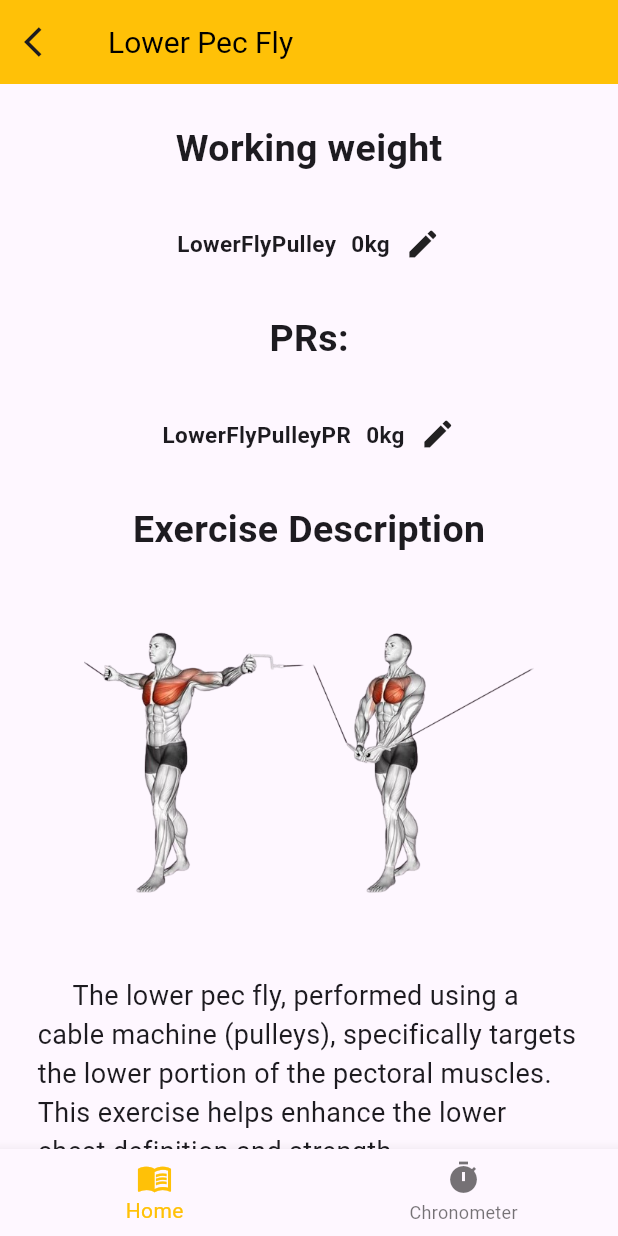
After one commit to EnzoGuillouche/GymBro, a Flutter app: the LowerPecFly screen opened by its route, on a phone screen of 412 x 824 dp. The commit adds this screen. Run offline on Flutter 3.47's test engine with Material 3 defaults, Android fonts, the phone set to English and light mode, and no system bars; our stand-ins replace go_router, shared_preferences; accounts and stored records are empty.

Commit message:
done 4th pecs exercise

```diff
--- /dev/null
+++ b/gymbro/lib/exercises/lowerpecfly.dart
@@ -0,0 +1,309 @@
+import 'package:flutter/material.dart';
+import 'package:go_router/go_router.dart';
+import '../preferences.dart';
+import '../timer.dart';
+
+class LowerPecFly extends StatefulWidget {
+  const LowerPecFly({super.key});
+
+  @override
+  State<LowerPecFly> createState() => _LowerPecFlyState();
+}
+
+class _LowerPecFlyState extends State<LowerPecFly> {
+  int barIndex = 0;
+
+  void _onItemTapped(int index) {
+    setState(() {
+      barIndex = index;
+    });
+  }
+
+  @override
+  Widget build(BuildContext context) {
+    return SafeArea(
+        child: Scaffold(
+      appBar: AppBar(
+        backgroundColor: Colors.amber,
+        leading: GestureDetector(
+          onTap: () {
+            context.go("/pecs");
+          },
+          child: const Icon(Icons.arrow_back_ios),
+        ),
+        title: const Text(
+          "Lower Pec Fly",
+          style: TextStyle(
+            color: Colors.black,
+            fontSize: 20,
+          ),
+        ),
+      ),
+      body: barIndex == 0
+          ? SingleChildScrollView(
+              child: Column(
+                mainAxisAlignment: MainAxisAlignment.spaceEvenly,
+                children: [
+                  Column(
+                    children: [
+                      title("Working weight"),
+                      PR("LowerFlyPulley"),
+                    ],
+                  ),
+                  Column(
+                    children: [
+                      title("PRs:"),
+                      PR("LowerFlyPulleyPR"),
+                    ],
+                  ),
+                  description(),
+                  steps(),
+                  benefits(),
+                  safetyTips(),
+                ],
+              ),
+            )
+          : Timer(),
+      bottomNavigationBar: BottomNavigationBar(
+        items: const <BottomNavigationBarItem>[
+          BottomNavigationBarItem(
+            icon: Icon(Icons.menu_book),
+            label: 'Home',
+          ),
+          BottomNavigationBarItem(
+            icon: Icon(Icons.timer),
+            label: 'Chronometer',
+          ),
+        ],
+        currentIndex: barIndex,
+        selectedItemColor: Colors.amber,
+        onTap: _onItemTapped,
+      ),
+    ));
+  }
+}
+
+Widget title(String title) {
+  return Padding(
+    padding: const EdgeInsets.all(25),
+    child: Text(
+      title,
+      style: const TextStyle(
+        fontSize: 25,
+        fontWeight: FontWeight.bold,
+      ),
+    ),
+  );
+}
+
+Widget list(String list) {
+  return Padding(
+    padding: const EdgeInsets.all(10),
+    child: Text(
+      list,
+      style: const TextStyle(
+        fontSize: 18,
+      ),
+    ),
+  );
+}
+
+Widget description() {
+  return Column(
+    children: [
+      title("Exercise Description"),
+      Padding(
+        padding: const EdgeInsets.all(15),
+        child: Image.asset(
+          "assets/lowerpecfly.png",
+          width: 300,
+        ),
+      ),
+      const Padding(
+        padding: EdgeInsets.all(25),
+        child: Text(
+          "     The lower pec fly, performed using a cable machine (pulleys), specifically targets the lower portion of the pectoral muscles. This exercise helps enhance the lower chest definition and strength. ",
+          style: TextStyle(fontSize: 18),
+        ),
+      ),
+    ],
+  );
+}
+
+Widget steps() {
+  return Column(
+    children: [
+      title("Steps of Execution"),
+      list(
+          "- Set the pulleys to the highest position on a cable crossover machine."),
+      list(
+          "- Stand in the center of the machine with a staggered stance (one foot slightly forward for balance). Hold a handle in each hand, with your arms extended out to the sides and slightly above shoulder level."),
+      list(
+          "- Lean slightly forward from the hips, keeping your back straight and your core engaged. Your arms should be extended out to the sides with a slight bend in the elbows, palms facing down."),
+      list(
+          "- Slowly bring your hands downward and together in a wide arc motion, squeezing your chest muscles as you bring the handles together at the level of your hips or lower abdomen. \n  At the bottom of the movement, pause briefly and squeeze your chest muscles to maximize contraction."),
+      list(
+          "- Slowly return your arms to the starting position by reversing the arc motion, keeping the movement controlled."),
+      list(
+          "- Continue the movement for the desired number of repetitions, ensuring proper form throughout."),
+      list(
+          "- After completing your set, carefully step back and return the handles to the starting position."),
+    ],
+  );
+}
+
+Widget benefits() {
+  return Column(
+    children: [
+      title("Benefits"),
+      list(
+          "Targets Lower Chest: Specifically engages the lower portion of the pectoralis major."),
+      list(
+          "Enhances Muscle Definition: Helps improve the shape and definition of the lower chest."),
+      list(
+          "Isolates Chest Muscles: Focuses on the pectoral muscles without significant involvement of the triceps."),
+    ],
+  );
+}
+
+Widget safetyTips() {
+  return Column(
+    children: [
+      title("Safety Tips"),
+      list(
+          "Proper Form: Maintain a slight bend in your elbows throughout the exercise to protect your joints."),
+      list(
+          "Controlled Movement: Avoid using heavy weights that you cannot control throughout the range of motion."),
+      list(
+          "Warm-Up: Ensure proper warm-up to prepare the muscles and joints for the exercise."),
+      list(
+          "Avoid Overstretching: Do not bring the handles too far back to prevent shoulder injuries."),
+      list(
+          "Core Stability: Keep your core engaged to maintain balance and proper posture."),
+    ],
+  );
+}
+
+// ignore: must_be_immutable
+class PR extends StatefulWidget {
+  final String version;
+  PR(this.version, {super.key});
+
+  @override
+  State<PR> createState() => _PRState();
+}
+
+class _PRState extends State<PR> {
+  late TextEditingController controller;
+
+  Future<void> changePR(BuildContext context, String version) {
+    return showDialog(
+        context: context,
+        builder: (BuildContext context) {
+          return AlertDialog(
+            title: Text("$version:"),
+            actions: [
+              TextField(
+                controller: controller,
+                decoration: const InputDecoration(
+                  labelText: "Enter your new value:",
+                ),
+              ),
+              GestureDetector(
+                onTap: () {
+                  if (isNumeric(controller.text)) {
+                    setState(() {
+                      saveValue(widget.version, controller.text);
+                    });
+                    Navigator.of(context).pop();
+                  } else {}
+                },
+                child: const Icon(
+                  Icons.edit_note,
+                ),
+              ),
+            ],
+          );
+        });
+  }
+
+  @override
+  void initState() {
+    super.initState();
+    controller = TextEditingController();
+  }
+
+  @override
+  void dispose() {
+    controller.dispose();
+    super.dispose();
+  }
+
+  @override
+  Widget build(BuildContext context) {
+    return Row(
+      mainAxisAlignment: MainAxisAlignment.center,
+      children: [
+        Text(
+          widget.version,
+          style: const TextStyle(
+            fontSize: 15,
+            fontWeight: FontWeight.w700,
+          ),
+        ),
+        Padding(
+          padding: const EdgeInsets.all(10),
+          child: Row(
+            children: [
+              FutureBuilder<dynamic>(
+                future: getValue(widget.version),
+                builder: (context, snapshot) {
+                  if (snapshot.hasError) {
+                    return Text(
+                      "Error: ${snapshot.error}",
+                      style: const TextStyle(
+                        fontSize: 15,
+                        fontWeight: FontWeight.w700,
+                      ),
+                    );
+                  } else {
+                    return Text(
+                      snapshot.data ?? "0",
+                      style: const TextStyle(
+                        fontSize: 15,
+                        fontWeight: FontWeight.w700,
+                      ),
+                    );
+                  }
+                },
+              ),
+              const Text(
+                "kg",
+                style: TextStyle(
+                  fontSize: 15,
+                  fontWeight: FontWeight.w700,
+                ),
+              ),
+            ],
+          ),
+        ),
+        GestureDetector(
+          onTap: () {
+            debugPrint("Changed Bar");
+            setState(() {
+              changePR(context, widget.version);
+            });
+          },
+          child: const Icon(Icons.edit),
+        )
+      ],
+    );
+  }
+}
+
+bool isNumeric(String? s) {
+  if (s == null) {
+    return false;
+  }
+  return double.tryParse(s) != null;
+}
--- a/gymbro/lib/programs/pecs.dart
+++ b/gymbro/lib/programs/pecs.dart
@@ -22,20 +22,23 @@ class _PecsProgramState extends State<PecsProgram> {
             child: const Icon(Icons.arrow_back_ios),
           ),
           title: const Text(
-            "Pecs",
+            "Pecs  -  Exercises",
             style: TextStyle(
               color: Colors.black,
               fontSize: 20,
             ),
           ),
         ),
-        body: Center(
+        body: SingleChildScrollView(
+          child: Center(
             child: Column(
               children: [
                 exerciseContainer(context, "Bench Press", "/benchpress"),
                 exerciseContainer(context, "Inclined Bench Press", "/inclinedpress"),
                 exerciseContainer(context, "Pec Fly", "/pecfly"),
+                exerciseContainer(context, "Lower Pec Fly", "/lowerpecfly"),
               ],
+            ),
           ),
         ),
       ),
--- a/gymbro/lib/routes.dart
+++ b/gymbro/lib/routes.dart
@@ -12,6 +12,7 @@ import 'programs/legs.dart';
 import 'exercises/benchpress.dart';
 import 'exercises/inclinedpress.dart';
 import 'exercises/pecfly.dart';
+import 'exercises/lowerpecfly.dart';
 
 final routes = GoRouter(
   initialLocation: "/",
@@ -86,5 +87,10 @@ final routes = GoRouter(
       name: "Pec Fly",
       builder: (BuildContext context, GoRouterState state) => const PecFly(),
     ),
+    GoRoute(
+      path: "/lowerpecfly",
+      name: "Lower Pec Fly",
+      builder: (BuildContext context, GoRouterState state) => const LowerPecFly(),
+    ),
   ],
 );
```
Also changed, not shown: gymbro/assets/dips.png (added), gymbro/assets/lowerpecfly.png (added). Lines whose indentation alone changed are shown as unchanged.
